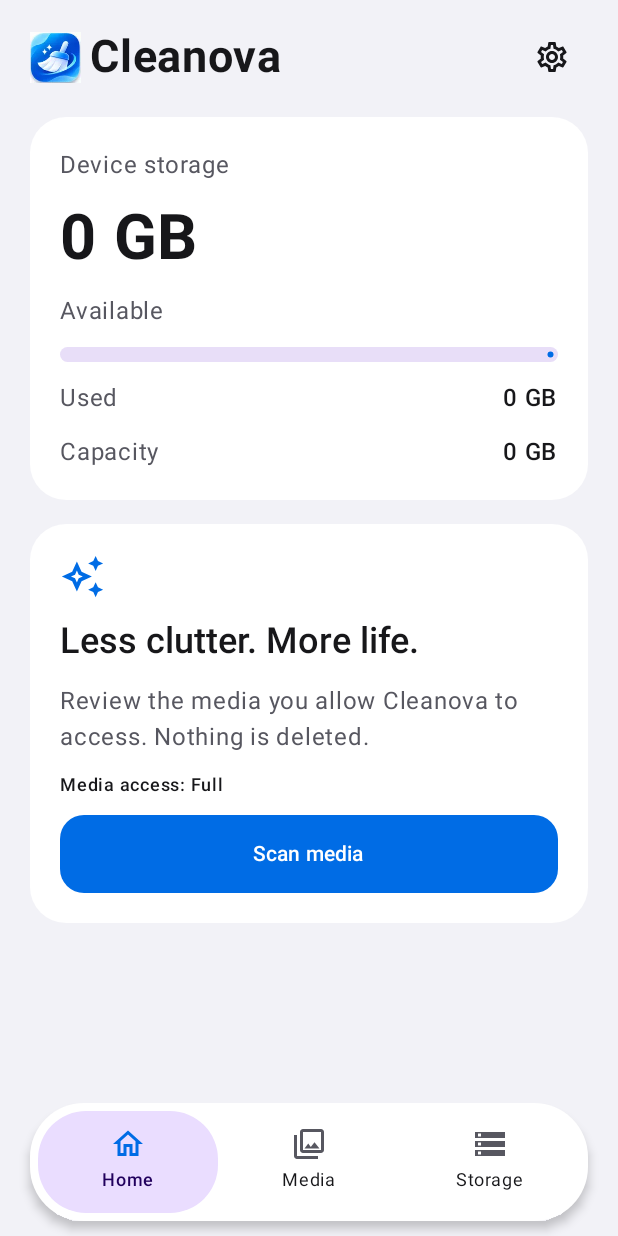
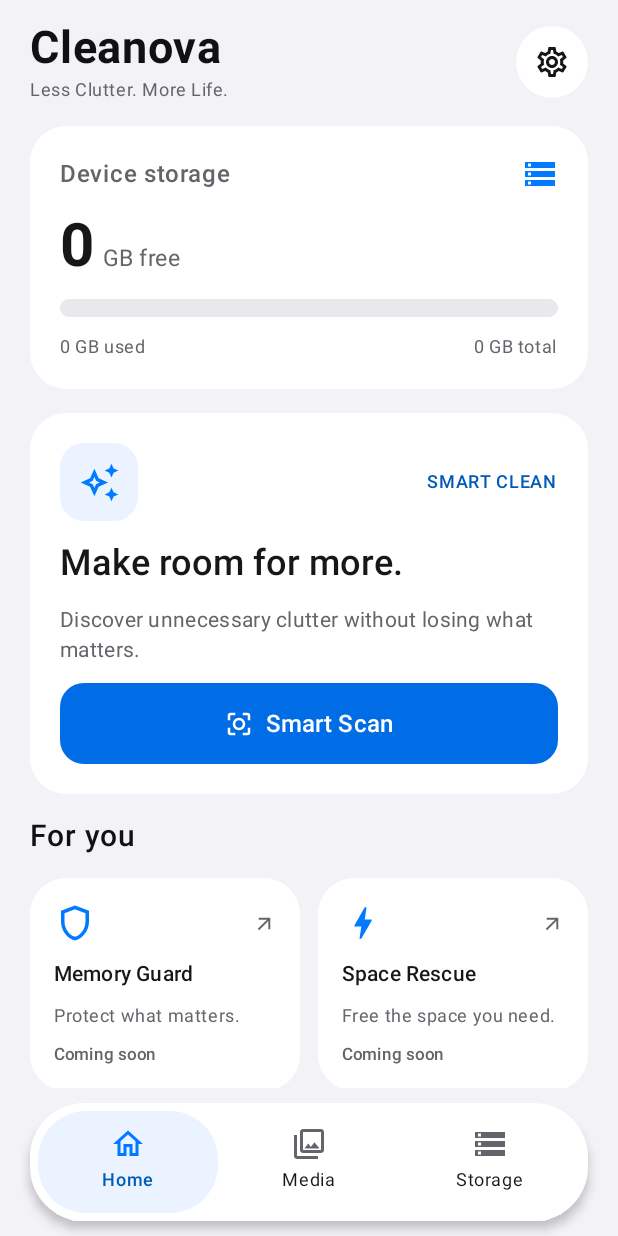
Before and after one commit to helloskyorigin/cleanova, an Android app built with Jetpack Compose: the screen it shows after launch (MainActivity), on a phone screen of 412 x 824 dp. Run offline under Robolectric (Android 15) with nearby library versions, the phone set to English and light mode, and no system bars.

Commit message:
feat: implement approved light mode Intelligent Home screen

```diff
--- a/app/src/main/java/com/cleanova/app/MainActivity.kt
+++ b/app/src/main/java/com/cleanova/app/MainActivity.kt
@@ -3,12 +3,17 @@ import android.os.Bundle
 import androidx.activity.ComponentActivity
 import androidx.activity.compose.setContent
 import androidx.activity.enableEdgeToEdge
+import androidx.activity.SystemBarStyle
+import android.graphics.Color
 import com.cleanova.app.ui.CleanovaApp
 
 class MainActivity : ComponentActivity() {
     override fun onCreate(savedInstanceState: Bundle?) {
         super.onCreate(savedInstanceState)
-        enableEdgeToEdge()
+        enableEdgeToEdge(
+            statusBarStyle = SystemBarStyle.light(Color.TRANSPARENT, Color.TRANSPARENT),
+            navigationBarStyle = SystemBarStyle.light(Color.TRANSPARENT, Color.TRANSPARENT)
+        )
         setContent { CleanovaApp() }
     }
 }
--- /dev/null
+++ b/app/src/main/java/com/cleanova/app/features/home/HomeScreen.kt
@@ -0,0 +1,190 @@
+package com.cleanova.app.features.home
+
+import androidx.compose.animation.core.animateFloatAsState
+import androidx.compose.animation.core.tween
+import androidx.compose.foundation.background
+import androidx.compose.foundation.layout.*
+import androidx.compose.foundation.shape.CircleShape
+import androidx.compose.foundation.shape.RoundedCornerShape
+import androidx.compose.foundation.verticalScroll
+import androidx.compose.foundation.rememberScrollState
+import androidx.compose.material.icons.Icons
+import androidx.compose.material.icons.outlined.*
+import androidx.compose.material3.*
+import androidx.compose.runtime.*
+import androidx.compose.ui.Alignment
+import androidx.compose.ui.Modifier
+import androidx.compose.ui.draw.clip
+import androidx.compose.ui.graphics.Color
+import androidx.compose.ui.graphics.vector.ImageVector
+import androidx.compose.ui.platform.LocalHapticFeedback
+import androidx.compose.ui.hapticfeedback.HapticFeedbackType
+import androidx.compose.ui.res.stringResource
+import androidx.compose.ui.semantics.ProgressBarRangeInfo
+import androidx.compose.ui.semantics.progressBarRangeInfo
+import androidx.compose.ui.semantics.semantics
+import androidx.compose.ui.text.font.FontWeight
+import androidx.compose.ui.unit.dp
+import androidx.compose.ui.unit.sp
+import com.cleanova.app.HomeState
+import com.cleanova.app.R
+import com.cleanova.app.domain.Grant
+import com.cleanova.app.domain.MediaAccess
+import com.cleanova.app.ui.*
+import java.text.NumberFormat
+
+@Composable
+internal fun HomeScreen(
+    state: HomeState,
+    permission: MediaAccess,
+    onSettings: () -> Unit,
+    onRefresh: () -> Unit,
+    onScan: () -> Unit,
+    onCancel: () -> Unit,
+    onChangeAccess: () -> Unit
+) {
+    val haptics = LocalHapticFeedback.current
+    Column(
+        Modifier.fillMaxSize().verticalScroll(rememberScrollState())
+            .padding(horizontal = CleanovaSpacing.screen, vertical = 14.dp),
+        verticalArrangement = Arrangement.spacedBy(CleanovaSpacing.large)
+    ) {
+        Row(Modifier.fillMaxWidth(), verticalAlignment = Alignment.CenterVertically) {
+            Column(Modifier.weight(1f), verticalArrangement = Arrangement.spacedBy(2.dp)) {
+                Text(stringResource(R.string.app_name), fontSize = 30.sp, fontWeight = FontWeight.Bold)
+                Text(stringResource(R.string.home_tagline), style = MaterialTheme.typography.bodySmall,
+                    color = MaterialTheme.colorScheme.onSurfaceVariant)
+            }
+            Surface(shape = CircleShape, color = MaterialTheme.colorScheme.surface) {
+                IconButton(onClick = onSettings) {
+                    Icon(Icons.Outlined.Settings, stringResource(R.string.home_settings), tint = MaterialTheme.colorScheme.onSurface)
+                }
+            }
+        }
+        HomeStorageCard(state, onRefresh)
+        SmartCleanCard(state, permission, onScan = {
+            haptics.performHapticFeedback(HapticFeedbackType.TextHandleMove)
+            onScan()
+        }, onCancel = onCancel, onChangeAccess = onChangeAccess)
+        Text(stringResource(R.string.home_for_you), fontSize = 20.sp, fontWeight = FontWeight.SemiBold)
+        BoxWithConstraints {
+            if (maxWidth < 300.dp || androidx.compose.ui.platform.LocalDensity.current.fontScale >= 1.5f) {
+                Column(verticalArrangement = Arrangement.spacedBy(12.dp)) {
+                    UpcomingCard(Modifier.fillMaxWidth(), Icons.Outlined.Shield, stringResource(R.string.home_memory_guard), stringResource(R.string.home_memory_guard_desc))
+                    UpcomingCard(Modifier.fillMaxWidth(), Icons.Outlined.Bolt, stringResource(R.string.home_space_rescue), stringResource(R.string.home_space_rescue_desc))
+                }
+            } else {
+                Row(Modifier.fillMaxWidth(), horizontalArrangement = Arrangement.spacedBy(12.dp)) {
+                    UpcomingCard(Modifier.weight(1f), Icons.Outlined.Shield, stringResource(R.string.home_memory_guard), stringResource(R.string.home_memory_guard_desc))
+                    UpcomingCard(Modifier.weight(1f), Icons.Outlined.Bolt, stringResource(R.string.home_space_rescue), stringResource(R.string.home_space_rescue_desc))
+                }
+            }
+        }
+    }
+}
+
+@Composable
+private fun HomeStorageCard(state: HomeState, onRefresh: () -> Unit) = Panel {
+    Row(Modifier.fillMaxWidth(), verticalAlignment = Alignment.CenterVertically) {
+        Text(stringResource(R.string.home_device_storage), Modifier.weight(1f),
+            color = MaterialTheme.colorScheme.onSurfaceVariant, fontWeight = FontWeight.Medium)
+        Icon(Icons.Outlined.Storage, null, tint = MaterialTheme.colorScheme.primary)
+    }
+    val cap = state.capacity
+    if (cap == null) {
+        Text(stringResource(if (state.capacityError) R.string.home_storage_unavailable else R.string.home_storage_loading))
+        if (state.capacityError) TextButton(onClick = onRefresh) { Text(stringResource(R.string.home_retry)) }
+    } else {
+        Row(verticalAlignment = Alignment.Bottom, horizontalArrangement = Arrangement.spacedBy(5.dp)) {
+            Text(NumberFormat.getNumberInstance().apply { maximumFractionDigits = 1 }
+                .format(cap.available.coerceAtLeast(0) / 1_000_000_000.0),
+                fontSize = 40.sp, fontWeight = FontWeight.Bold, lineHeight = 46.sp,
+                modifier = Modifier.alignByBaseline())
+            Text(stringResource(R.string.home_gb_free), color = MaterialTheme.colorScheme.onSurfaceVariant,
+                fontSize = 15.sp, modifier = Modifier.alignByBaseline())
+        }
+        val progress by animateFloatAsState(cap.fraction, tween(CleanovaMotion.storageProgressMs), label = "homeStorage")
+        Box(Modifier.fillMaxWidth().height(12.dp).clip(CircleShape)
+            .background(Color(0xFFE8E8ED))
+            .semantics { progressBarRangeInfo = ProgressBarRangeInfo(cap.fraction, 0f..1f) }) {
+            Box(Modifier.fillMaxWidth(progress.coerceIn(0f, 1f)).fillMaxHeight().clip(CircleShape)
+                .background(MaterialTheme.colorScheme.primary))
+        }
+        Row(Modifier.fillMaxWidth(), horizontalArrangement = Arrangement.SpaceBetween) {
+            Text(stringResource(R.string.home_used, gb(cap.used)), Modifier.weight(1f),
+                style = MaterialTheme.typography.bodySmall, color = MaterialTheme.colorScheme.onSurfaceVariant)
+            Text(stringResource(R.string.home_total, gb(cap.total)),
+                style = MaterialTheme.typography.bodySmall, color = MaterialTheme.colorScheme.onSurfaceVariant)
+        }
+        if (state.capacityError) {
+            Text(stringResource(R.string.home_stale_storage), style = MaterialTheme.typography.bodySmall)
+            TextButton(onClick = onRefresh) { Text(stringResource(R.string.home_retry)) }
+        }
+    }
+}
+
+@Composable
+private fun SmartCleanCard(
+    state: HomeState,
+    permission: MediaAccess,
+    onScan: () -> Unit,
+    onCancel: () -> Unit,
+    onChangeAccess: () -> Unit
+) = Panel {
+    Row(Modifier.fillMaxWidth(), verticalAlignment = Alignment.CenterVertically) {
+        Box(Modifier.size(52.dp).clip(RoundedCornerShape(16.dp)).background(MaterialTheme.colorScheme.primaryContainer), contentAlignment = Alignment.Center) {
+            Icon(Icons.Outlined.AutoAwesome, null, Modifier.size(27.dp), tint = MaterialTheme.colorScheme.primary)
+        }
+        Spacer(Modifier.weight(1f))
+        Text(stringResource(R.string.home_smart_clean), style = MaterialTheme.typography.labelMedium,
+            fontWeight = FontWeight.SemiBold, color = MaterialTheme.colorScheme.onPrimaryContainer)
+    }
+    Text(stringResource(R.string.home_make_room), style = MaterialTheme.typography.headlineSmall, fontWeight = FontWeight.SemiBold)
+    Text(stringResource(R.string.home_smart_description), color = MaterialTheme.colorScheme.onSurfaceVariant,
+        style = MaterialTheme.typography.bodyMedium)
+    if (state.scanning) {
+        LinearProgressIndicator(Modifier.fillMaxWidth())
+        OutlinedButton(onClick = onCancel, modifier = Modifier.fillMaxWidth()) {
+            Text(stringResource(R.string.home_cancel_scan))
+        }
+    } else {
+        Button(onClick = onScan, modifier = Modifier.fillMaxWidth().heightIn(min = 54.dp),
+            colors = ButtonDefaults.buttonColors(containerColor = Color(0xFF006CE5), contentColor = Color.White),
+            shape = RoundedCornerShape(CleanovaRadius.button)) {
+            Icon(Icons.Outlined.CenterFocusStrong, null, Modifier.size(20.dp))
+            Spacer(Modifier.width(8.dp))
+            Text(stringResource(if (state.inventory != null) R.string.home_scan_again else R.string.home_smart_scan),
+                fontWeight = FontWeight.SemiBold, fontSize = 16.sp)
+        }
+    }
+    if (permission.hasAny && !permission.isFull && !state.scanning) {
+        TextButton(onClick = onChangeAccess) { Text(stringResource(R.string.home_change_access)) }
+    }
+    state.scanError?.let { Text(it, color = MaterialTheme.colorScheme.error) }
+    state.inventory?.takeIf { it.access == permission }?.let { result ->
+        HorizontalDivider()
+        Text(stringResource(R.string.home_inventory), style = MaterialTheme.typography.titleMedium, fontWeight = FontWeight.SemiBold)
+        Detail(stringResource(R.string.home_photos), if (result.access.images == Grant.NONE) stringResource(R.string.home_no_access) else gb(result.photoBytes))
+        Detail(stringResource(R.string.home_videos), if (result.access.videos == Grant.NONE) stringResource(R.string.home_no_access) else gb(result.videoBytes))
+        if (result.incompleteSize) Text(stringResource(R.string.home_incomplete), style = MaterialTheme.typography.bodySmall)
+        Text(stringResource(R.string.home_inventory_disclaimer), style = MaterialTheme.typography.bodySmall,
+            color = MaterialTheme.colorScheme.onSurfaceVariant)
+    }
+}
+
+@Composable
+private fun UpcomingCard(modifier: Modifier, icon: ImageVector, title: String, description: String) {
+    Surface(modifier = modifier, shape = RoundedCornerShape(CleanovaRadius.card), color = MaterialTheme.colorScheme.surface) {
+        Column(Modifier.padding(16.dp), verticalArrangement = Arrangement.spacedBy(10.dp)) {
+            Row(Modifier.fillMaxWidth(), verticalAlignment = Alignment.CenterVertically) {
+                Icon(icon, null, Modifier.size(28.dp), tint = MaterialTheme.colorScheme.primary)
+                Spacer(Modifier.weight(1f))
+                Icon(Icons.Outlined.ArrowOutward, null, Modifier.size(15.dp), tint = MaterialTheme.colorScheme.onSurfaceVariant)
+            }
+            Text(title, style = MaterialTheme.typography.titleSmall, fontWeight = FontWeight.SemiBold)
+            Text(description, style = MaterialTheme.typography.bodySmall, color = MaterialTheme.colorScheme.onSurfaceVariant)
+            Text(stringResource(R.string.home_coming_soon), style = MaterialTheme.typography.labelSmall,
+                color = MaterialTheme.colorScheme.onSurfaceVariant)
+        }
+    }
+}
--- a/app/src/main/java/com/cleanova/app/ui/CleanovaApp.kt
+++ b/app/src/main/java/com/cleanova/app/ui/CleanovaApp.kt
@@ -1,6 +1,5 @@
 package com.cleanova.app.ui
 
-import android.content.Context
 import androidx.activity.compose.BackHandler
 import androidx.activity.compose.rememberLauncherForActivityResult
 import androidx.activity.result.contract.ActivityResultContracts
@@ -9,7 +8,6 @@ import androidx.compose.animation.fadeIn
 import androidx.compose.animation.fadeOut
 import androidx.compose.animation.togetherWith
 import androidx.compose.animation.core.tween
-import androidx.compose.foundation.Image
 import androidx.compose.foundation.layout.*
 import androidx.compose.foundation.rememberScrollState
 import androidx.compose.foundation.shape.RoundedCornerShape
@@ -22,7 +20,6 @@ import androidx.compose.runtime.saveable.rememberSaveable
 import androidx.compose.ui.Alignment
 import androidx.compose.ui.Modifier
 import androidx.compose.ui.platform.LocalContext
-import androidx.compose.ui.res.painterResource
 import androidx.compose.ui.semantics.selected
 import androidx.compose.ui.semantics.semantics
 import androidx.compose.ui.text.font.FontWeight
@@ -33,7 +30,7 @@ import androidx.lifecycle.LifecycleEventObserver
 import androidx.lifecycle.compose.LocalLifecycleOwner
 import androidx.lifecycle.compose.collectAsStateWithLifecycle
 import androidx.lifecycle.viewmodel.compose.viewModel
-import com.cleanova.app.R
+import com.cleanova.app.features.home.HomeScreen
 import com.cleanova.app.HomeViewModel
 import com.cleanova.app.core.navigation.Destination
 import com.cleanova.app.core.navigation.NavigationState
@@ -42,8 +39,6 @@ import com.cleanova.app.core.permissions.MediaPermissions
 @Composable
 fun CleanovaApp(vm: HomeViewModel = viewModel()) {
     val context = LocalContext.current
-    val prefs = remember(context) { context.getSharedPreferences("appearance", Context.MODE_PRIVATE) }
-    var appearance by remember { mutableStateOf(prefs.getString("theme", "System") ?: "System") }
     var tabName by rememberSaveable { mutableStateOf(Destination.HOME.name) }
     var settings by rememberSaveable { mutableStateOf(false) }
     val navigation = NavigationState(Destination.valueOf(tabName), settings)
@@ -78,7 +73,7 @@ fun CleanovaApp(vm: HomeViewModel = viewModel()) {
         if (!permission.hasAny) requestAccess() else vm.scan()
     }
     BackHandler(navigation.canGoBack) { navigate(navigation.back()) }
-    CleanovaTheme(appearance) {
+    CleanovaTheme("Light") {
         Scaffold(
             containerColor = MaterialTheme.colorScheme.background,
             bottomBar = {
@@ -91,33 +86,29 @@ fun CleanovaApp(vm: HomeViewModel = viewModel()) {
                 transitionSpec = { fadeIn(tween(CleanovaMotion.navigationMs)) togetherWith fadeOut(tween(CleanovaMotion.navigationMs)) },
                 label = "navigation"
             ) { page ->
-                Column(Modifier.fillMaxSize().verticalScroll(rememberScrollState()).padding(horizontal = CleanovaSpacing.screen, vertical = 14.dp), verticalArrangement = Arrangement.spacedBy(CleanovaSpacing.large)) {
+                if (page == Destination.HOME) {
+                    HomeScreen(state, permission,
+                        onSettings = { navigate(navigation.select(Destination.SETTINGS)) },
+                        onRefresh = vm::refresh, onScan = scan, onCancel = vm::cancelScan,
+                        onChangeAccess = requestAccess)
+                } else Column(Modifier.fillMaxSize().verticalScroll(rememberScrollState()).padding(horizontal = CleanovaSpacing.screen, vertical = 14.dp), verticalArrangement = Arrangement.spacedBy(CleanovaSpacing.large)) {
                     Row(Modifier.fillMaxWidth(), verticalAlignment = Alignment.CenterVertically) {
                         if (page == Destination.SETTINGS) IconButton(onClick = { navigate(navigation.back()) }) { Icon(Icons.Outlined.ArrowBack, "Back") }
-                        if (page == Destination.HOME) Image(painterResource(R.drawable.cleanova_logo), null, Modifier.size(40.dp).padding(end = 6.dp))
                         Text(when(page) {
                             Destination.HOME -> "Cleanova"
                             Destination.MEDIA -> "Media"
                             Destination.STORAGE -> "Storage"
                             Destination.SETTINGS -> "Settings"
                         }, fontSize = 30.sp, fontWeight = FontWeight.Bold, modifier = Modifier.weight(1f))
-                        if (page == Destination.HOME) IconButton(onClick = { navigate(navigation.select(Destination.SETTINGS)) }) { Icon(Icons.Outlined.Settings, "Settings") }
                     }
                     when (page) {
-                        Destination.HOME -> {
-                            CapacityCard(state, vm::refresh)
-                            val title = if ((state.capacity?.fraction ?: 0f) >= 0.9f) "Make some room." else "Less clutter. More life."
-                            InventoryPanel(title, state, permission, scan, vm::cancelScan, requestAccess)
-                        }
+                        Destination.HOME -> Unit
                         Destination.MEDIA -> InventoryPanel("Your media", state, permission, scan, vm::cancelScan, requestAccess)
                         Destination.STORAGE -> {
                             CapacityCard(state, vm::refresh)
                             StorageFoundation(vm::refresh)
                         }
-                        Destination.SETTINGS -> SettingsFoundation(appearance) {
-                            appearance = it
-                            prefs.edit().putString("theme", it).apply()
-                        }
+                        Destination.SETTINGS -> SettingsFoundation()
                     }
                 }
             }
--- a/app/src/main/java/com/cleanova/app/ui/FoundationScreens.kt
+++ b/app/src/main/java/com/cleanova/app/ui/FoundationScreens.kt
@@ -52,15 +52,11 @@ import com.cleanova.app.domain.MediaAccess
     PrimaryAction("Refresh storage", onRefresh)
 }
 
-@Composable internal fun SettingsFoundation(appearance: String, onAppearance: (String) -> Unit) {
+@Composable internal fun SettingsFoundation() {
     Panel {
         Text("Appearance", style = MaterialTheme.typography.titleLarge)
-        listOf("System", "Light", "Dark").forEach { option ->
-            Row(verticalAlignment = Alignment.CenterVertically) {
-                RadioButton(selected = appearance == option, onClick = { onAppearance(option) })
-                Text(option)
-            }
-        }
+        Text("Light mode")
+        Text("Dark and system appearance will return after the light design is approved.", style = MaterialTheme.typography.bodySmall)
     }
     Panel {
         Text("Privacy", style = MaterialTheme.typography.titleLarge)
--- a/app/src/main/java/com/cleanova/app/ui/Theme.kt
+++ b/app/src/main/java/com/cleanova/app/ui/Theme.kt
@@ -6,10 +6,11 @@ import androidx.compose.runtime.Composable
 import androidx.compose.ui.graphics.Color
 
 private val Light = lightColorScheme(
-    primary = Color(0xFF006CE5), onPrimary = Color.White,
-    background = Color(0xFFF2F2F7), onBackground = Color(0xFF17171A),
+    primary = Color(0xFF007AFF), onPrimary = Color.White,
+    primaryContainer = Color(0xFFEAF3FF), onPrimaryContainer = Color(0xFF005AB8),
+    background = Color(0xFFF2F2F7), onBackground = Color(0xFF111111),
     surface = Color.White, onSurface = Color(0xFF17171A),
-    surfaceVariant = Color(0xFFE6E6ED), onSurfaceVariant = Color(0xFF575760)
+    surfaceVariant = Color(0xFFE6E6ED), onSurfaceVariant = Color(0xFF64646B)
 )
 private val Dark = darkColorScheme(
     primary = Color(0xFF76B6FF), onPrimary = Color(0xFF002852),
--- a/app/src/main/res/values/strings.xml
+++ b/app/src/main/res/values/strings.xml
@@ -1 +1,32 @@
-<resources><string name="app_name">Cleanova</string></resources>
+<resources>
+    <string name="app_name">Cleanova</string>
+    <string name="home_tagline">Less Clutter. More Life.</string>
+    <string name="home_settings">Settings</string>
+    <string name="home_device_storage">Device storage</string>
+    <string name="home_storage_unavailable">Storage unavailable</string>
+    <string name="home_storage_loading">Reading device storage…</string>
+    <string name="home_retry">Retry</string>
+    <string name="home_gb_free">GB free</string>
+    <string name="home_used">%1$s used</string>
+    <string name="home_total">%1$s total</string>
+    <string name="home_stale_storage">Last successful reading. Refresh to retry.</string>
+    <string name="home_smart_clean">SMART CLEAN</string>
+    <string name="home_make_room">Make room for more.</string>
+    <string name="home_smart_description">Discover unnecessary clutter without losing what matters.</string>
+    <string name="home_smart_scan">Smart Scan</string>
+    <string name="home_scan_again">Scan Again</string>
+    <string name="home_cancel_scan">Cancel scan</string>
+    <string name="home_change_access">Change media access</string>
+    <string name="home_inventory">Accessible media</string>
+    <string name="home_photos">Photos</string>
+    <string name="home_videos">Videos</string>
+    <string name="home_no_access">No access</string>
+    <string name="home_incomplete">Some file sizes were unavailable. Only known sizes are included.</string>
+    <string name="home_inventory_disclaimer">Read-only inventory. Cleanup and AI analysis are not available in this build.</string>
+    <string name="home_for_you">For you</string>
+    <string name="home_memory_guard">Memory Guard</string>
+    <string name="home_memory_guard_desc">Protect what matters.</string>
+    <string name="home_space_rescue">Space Rescue</string>
+    <string name="home_space_rescue_desc">Free the space you need.</string>
+    <string name="home_coming_soon">Coming soon</string>
+</resources>
```
Also changed, not shown: 2 other files.
